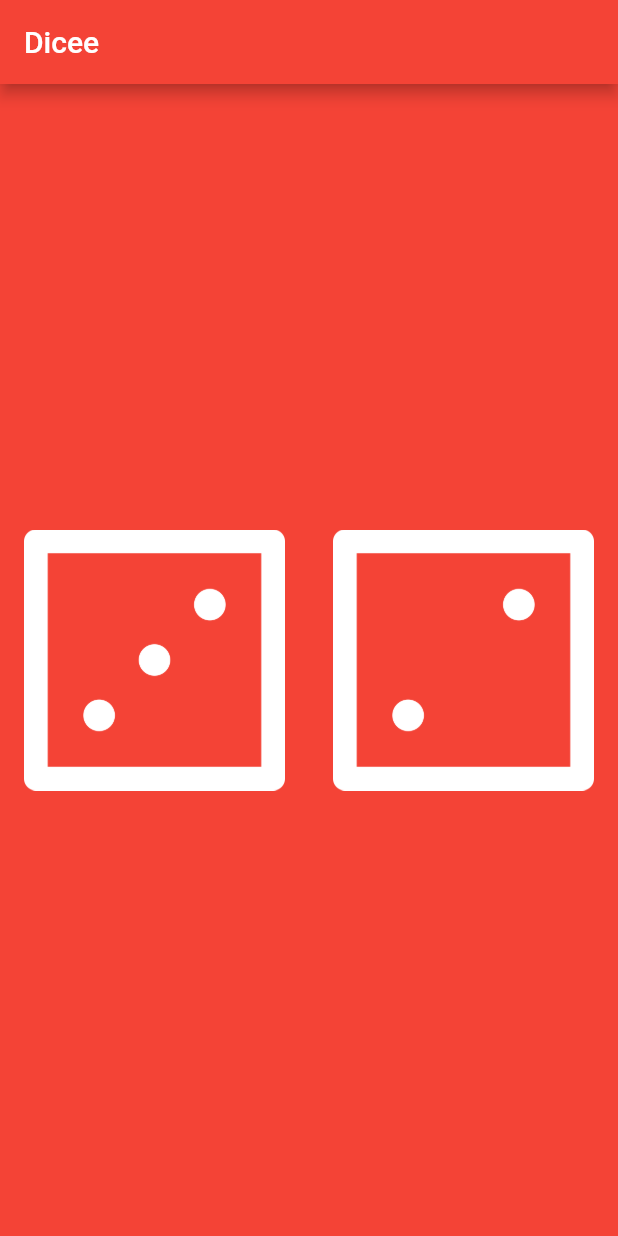
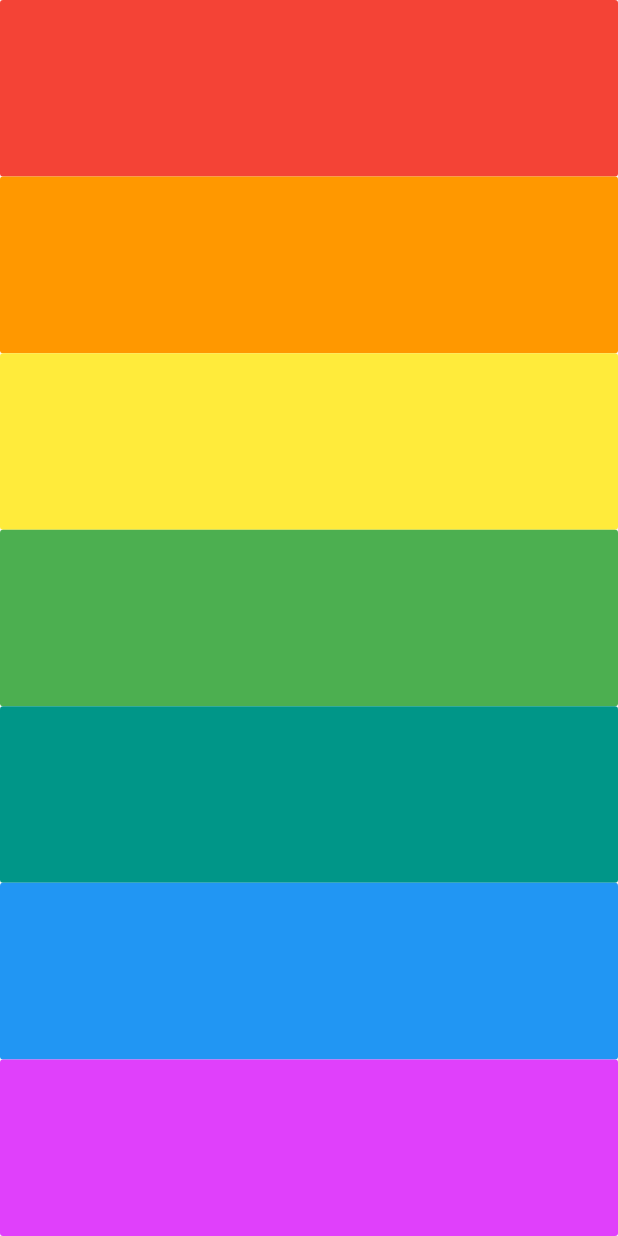
Before and after one commit to cer2891/flutter_learn, a Flutter app: the screen it shows after launch, on a phone screen of 412 x 824 dp. Run offline on Flutter 3.47's test engine with Material 2 defaults, Android fonts, the phone set to English and light mode, and no system bars; our stand-ins replace audioplayers.

Commit message:
Кселафон(audio play,FlatButton,Expended),функции применения

```diff
--- a/flutter_app/lib/main.dart
+++ b/flutter_app/lib/main.dart
@@ -1,61 +1,79 @@
 import 'package:flutter/material.dart';
-import 'dart:math';
+import 'package:audioplayers/audio_cache.dart';
 
-void main() {
-  return runApp(
-    MaterialApp(
-      home: Scaffold(
-        backgroundColor: Colors.red,
-        appBar: AppBar(
-          title: Text('Dicee'),
-          backgroundColor: Colors.red,
-        ),
-        body: DicePage(),
+void main() => runApp(XylophoneApp());
+
+class XylophoneApp extends StatelessWidget {
+  Expanded Key({int number, Color color}) {
+    return Expanded(
+      child: FlatButton(
+        color: color,
+        onPressed: () {
+          final player = AudioCache();
+          player.play('note$number.wav');
+        },
       ),
-    ),
-  );
-}
-
-class DicePage extends StatefulWidget {
-  @override
-  _DicePageState createState() => _DicePageState();
-}
-
-class _DicePageState extends State<DicePage> {
-  int leftDiceNumber = 3;
-  int rightDiceNumber = 2;
-
-  void NumberDice() {
-    setState(() {
-      leftDiceNumber = Random().nextInt(6) + 1;
-      rightDiceNumber = Random().nextInt(6) + 1;
-    });
+    );
   }
 
   @override
   Widget build(BuildContext context) {
-    return Center(
-      child: Row(
-        children: [
-          Expanded(
-            flex: 1,
-            child: FlatButton(
-                onPressed: () {
-                  NumberDice();
-                },
-                child:
-                    Image(image: AssetImage('images/dice$leftDiceNumber.png'))),
-          ),
-          Expanded(
-            flex: 1,
-            child: FlatButton(
-                onPressed: () {
-                  NumberDice();
-                },
-                child: Image(
-                    image: AssetImage('images/dice$rightDiceNumber.png'))),
-          ),
-        ],
+    return MaterialApp(
+      home: Scaffold(
+        body: SafeArea(
+          child:
+              Column(crossAxisAlignment: CrossAxisAlignment.stretch, children: [
+            Key(number: 1, color: Colors.red),
+            Key(number: 2, color: Colors.orange),
+            Key(number: 3, color: Colors.yellow),
+            Key(number: 4, color: Colors.green),
+            Key(number: 5, color: Colors.teal),
+            Key(number: 6, color: Colors.blue),
+            Key(number: 7, color: Colors.purpleAccent),
+//                  FlatButton(
+//                    color: Colors.red,
+//                    onPressed: () {
+//                      PlaySound(number: 1);
+//                    },
+//                  ),
+//                  FlatButton(
+//                    color: Colors.orange,
+//                    onPressed: () {
+//                      PlaySound(number: 2);
+//                    },
+//                  ),
+//                  FlatButton(
+//                    color: Colors.yellow,
+//                    onPressed: () {
+//                      PlaySound(number: 3);
+//                    },
+//                  ),
+//                  FlatButton(
+//                    color: Colors.green,
+//                    onPressed: () {
+//                      PlaySound(number: 4);
+//                    },
+//                  ),
+//                  FlatButton(
+//                    color: Colors.teal,
+//                    onPressed: () {
+//                      PlaySound(number: 5);
+//                    },
+//                  ),
+//                  FlatButton(
+//                    color: Colors.blue,
+//                    onPressed: () {
+//                      PlaySound(number: 6);
+//                    },
+//                  ),
+//                  FlatButton(
+//                    color: Colors.purpleAccent,
+//                    onPressed: () {
+//                      PlaySound(number: 7);
+//                    },
+//                  ),
+          ]),
+        ),
       ),
     );
   }
--- a/flutter_app/pubspec.yaml
+++ b/flutter_app/pubspec.yaml
@@ -28,6 +28,7 @@ dependencies:
   # The following adds the Cupertino Icons font to your application.
   # Use with the CupertinoIcons class for iOS style icons.
   cupertino_icons: ^0.1.3
+  audioplayers: ^0.16.0
 
 dev_dependencies:
   flutter_test:
@@ -41,6 +42,7 @@ flutter:
   uses-material-design: true
   assets:
     - images/
+    - assets/
 
   fonts:
   - family: Pacifico
```
Also changed, not shown: flutter_app/pubspec.lock, 22 other files.
